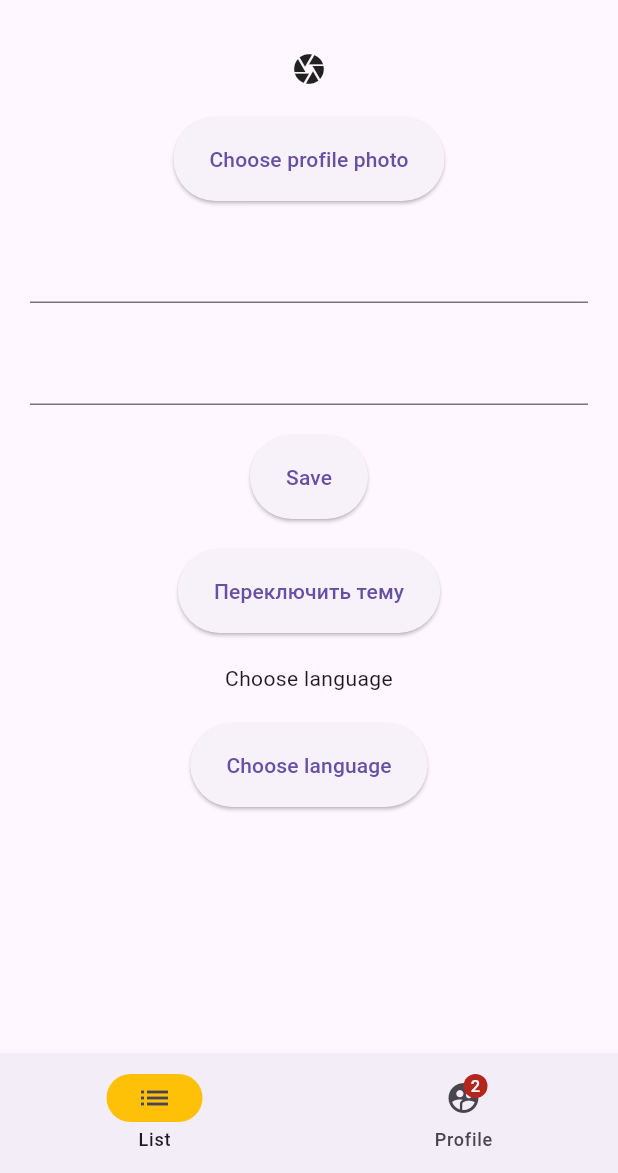
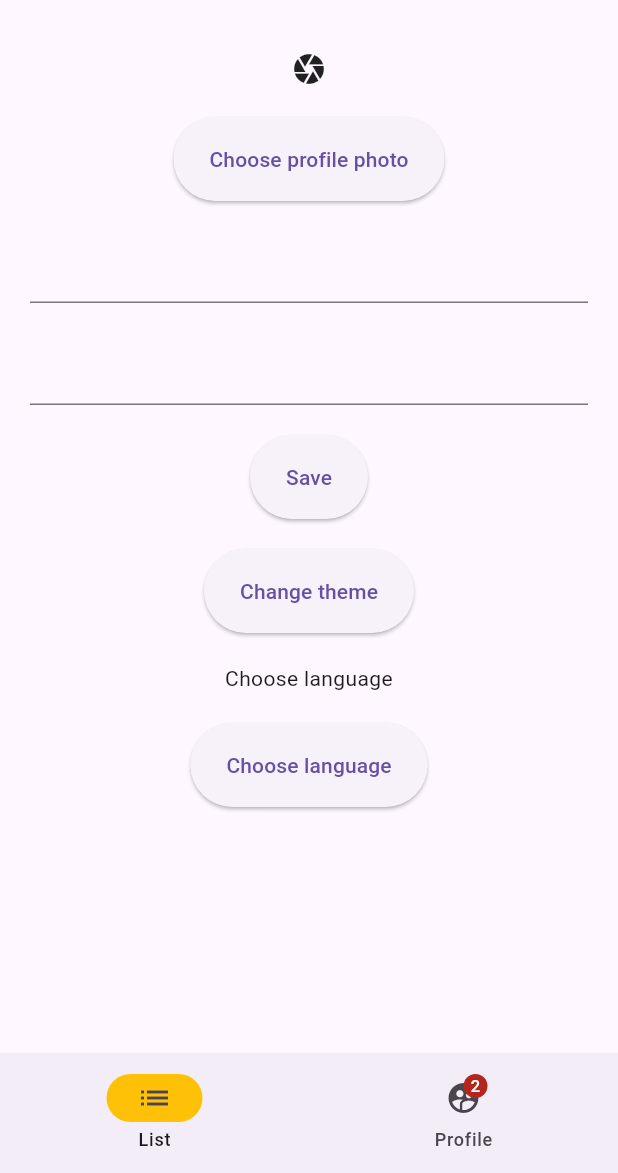
Before and after one commit to MaximAfanasenko/todo, a Flutter app: the ProfileView screen opened by its route, on a phone screen of 412 x 824 dp, the part 63-1236 px from its top. Run offline on Flutter 3.47's test engine with Material 3 defaults, Android fonts, the phone set to English and light mode, and no system bars; our stand-ins replace easy_localization, flutter_bloc, freezed_annotation, get_it, go_router, image_picker and 2 more; accounts and stored records are empty.

Commit message:
added new string to localization

```diff
--- a/assets/translations/en-EN.json
+++ b/assets/translations/en-EN.json
@@ -17,5 +17,6 @@
   "chooseDate" : "Choose date",
   "createTask" : "Create task",
   "list" : "List",
-  "profile" : "Profile"
+  "profile" : "Profile",
+  "changeTheme" : "Change theme"
 }
--- a/assets/translations/ru-RU.json
+++ b/assets/translations/ru-RU.json
@@ -17,5 +17,6 @@
   "chooseDate" : "Выбрать дату",
   "createTask" : "Создать задачу",
   "list" : "Список",
-  "profile" : "Профиль"
+  "profile" : "Профиль",
+  "changeTheme" : "Сменить тему"
 }
--- a/lib/features/profile/profile_view.dart
+++ b/lib/features/profile/profile_view.dart
@@ -128,7 +128,7 @@ class _ProfileViewState extends State<ProfileView> {
                 onPressed: () => {
                   ThemeInheritedWidget.of(context)!.toggleThemeMode()
                 },
-                child: Text("Переключить тему"),
+                child: Text(LocaleKeys.changeTheme.tr()),
               ),
             ),
             const SizedBox(
```
Also changed, not shown: lib/generated/codegen_loader.g.dart, lib/generated/locale_keys.g.dart.
